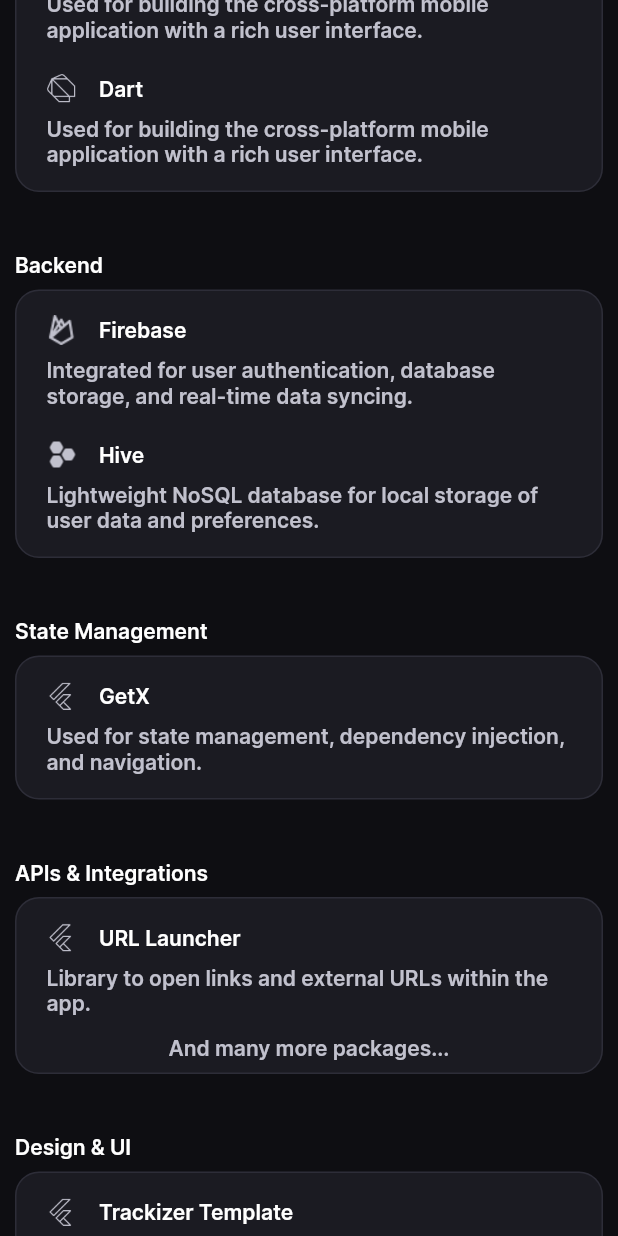
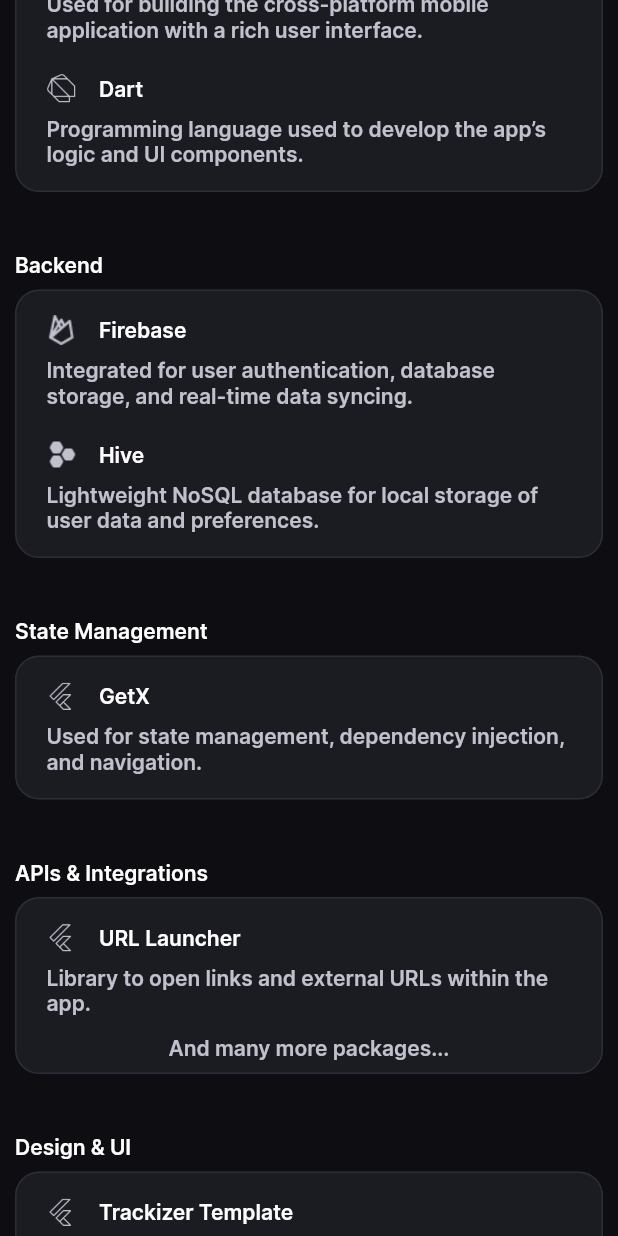
Before and after one commit to adiyadav123/budget_buddy_, a Flutter app: the StacksUsedView screen opened directly, scrolled down 576 dp, on a phone screen of 412 x 824 dp. Run offline on Flutter 3.47's test engine with Material 3 defaults, Android fonts, the light colour scheme and no system bars; our stand-ins replace card_swiper, carousel_slider, dotted_border, firebase_auth, firebase_core, flutter_multi_formatter and 7 more; missing offline and left inert: calendar_agenda, dart:ffi; accounts and stored records are empty; generated files the repository leaves out were written again.

Commit message:
Update Dart description in StacksUsedView

```diff
--- a/lib/views/stacks/stacks_used_view.dart
+++ b/lib/views/stacks/stacks_used_view.dart
@@ -107,7 +107,7 @@
                           title: "Dart",
                           value: "Flutter",
                           about:
-                              "Used for building the cross-platform mobile application with a rich user interface.",
+                              "Programming language used to develop the app’s logic and UI components.",
                           icon: "assets/img/dart.png",
                         ),
                       ],
```
